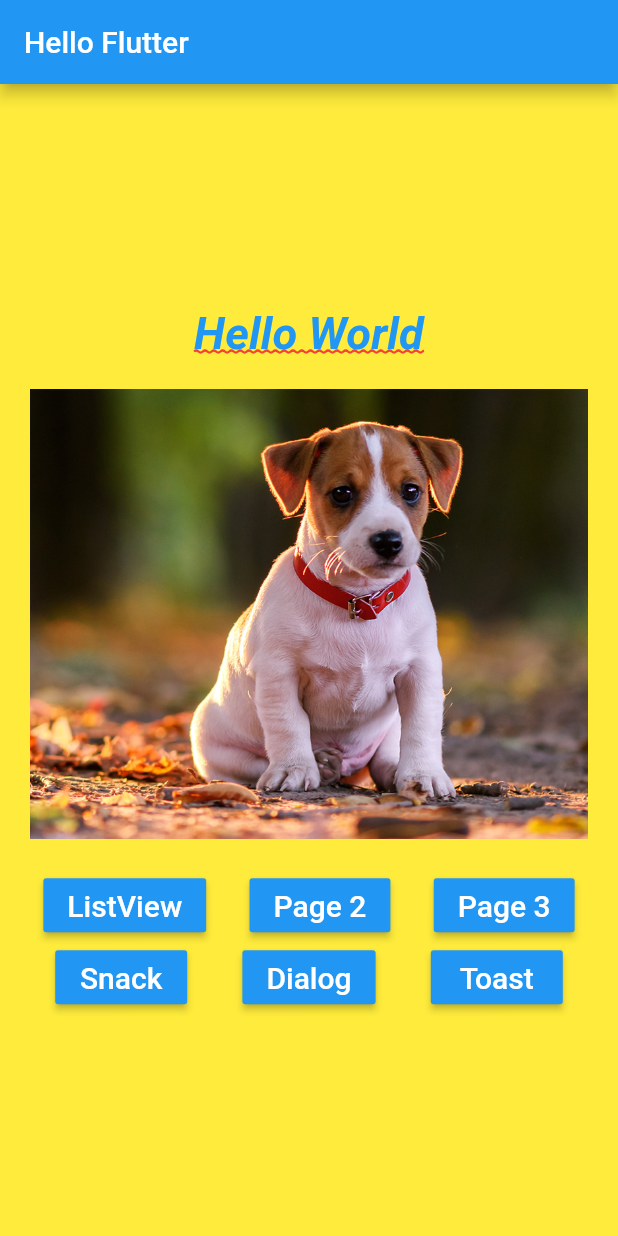
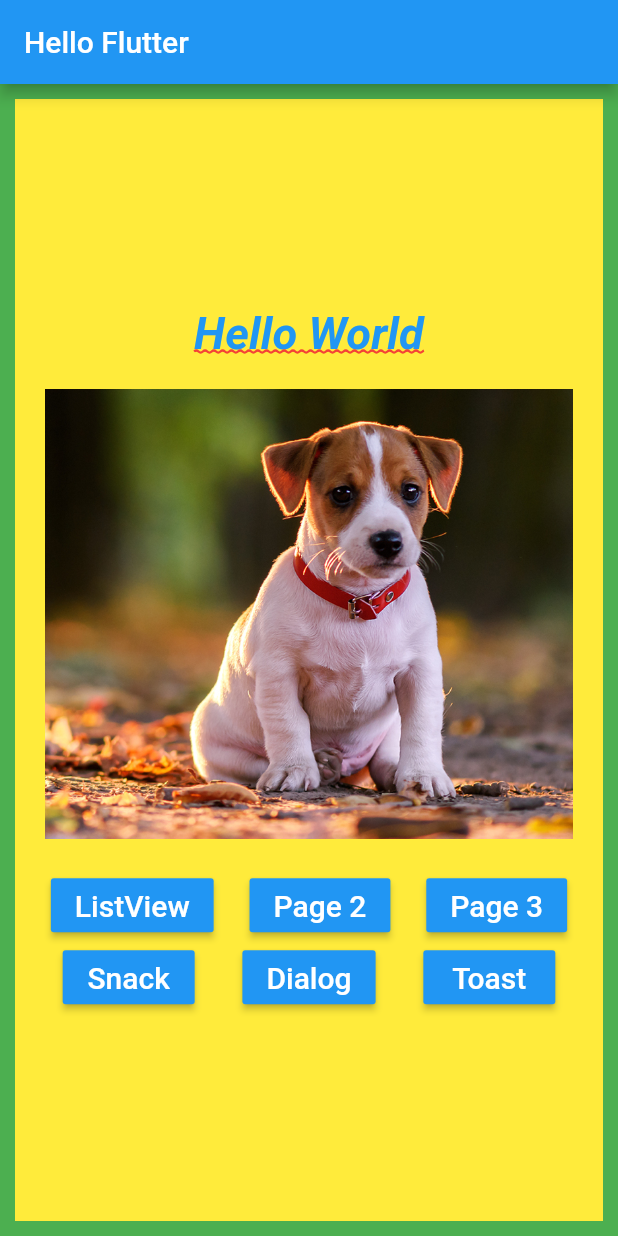
Before and after one commit to wagnerluzdevops/flutter_estudo, a Flutter app: the screen it shows after launch, on a phone screen of 412 x 824 dp. Run offline on Flutter 3.47's test engine with Material 2 defaults, Android fonts, the phone set to English and light mode, and no system bars; our stand-ins replace fluttertoast.

Commit message:
44- Padding usando Container

```diff
--- a/flutter_hello/lib/home_page.dart
+++ b/flutter_hello/lib/home_page.dart
@@ -14,6 +14,10 @@ class HomePage extends StatelessWidget {
 
   _body() {
     return Container(
+      // Ao inves de usar Padding, usar Container !!
+      color: Colors.green,
+      padding: const EdgeInsets.all(10),
+      child: Container (
       color: Colors.yellow,
       child: Column(
         mainAxisAlignment: MainAxisAlignment.center,
@@ -23,6 +27,7 @@ class HomePage extends StatelessWidget {
           _buttons()
         ],
       ),
+    ),
     );
   }
 
```
